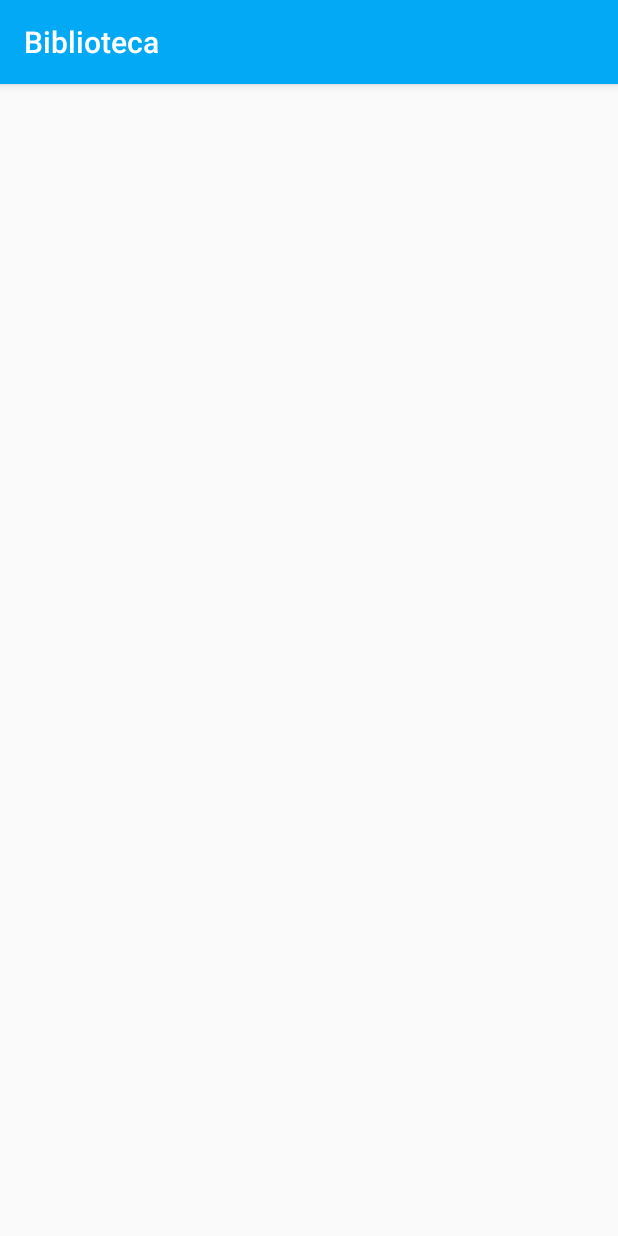
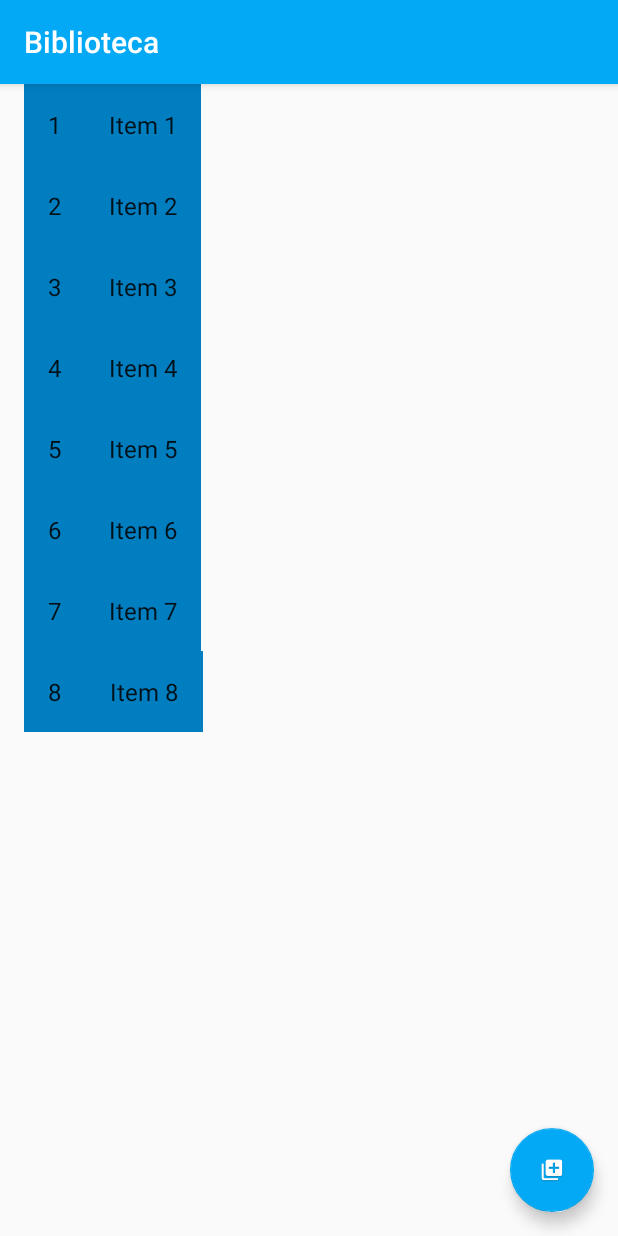
Before and after one commit to Raynor119/Proyecto-de-Biblioteca, an Android app: the devolucion screen opened directly, with no data from a screen before it, on a phone screen of 412 x 824 dp. Run offline under Robolectric (Android 15) with nearby library versions, the phone set to English and light mode, and no system bars.

Commit message:
alpha0.4

```diff
--- a/app/src/main/java/com/pixels/bdpbiblio/ItemDetailFragment.java
+++ b/app/src/main/java/com/pixels/bdpbiblio/ItemDetailFragment.java
@@ -63,7 +63,7 @@ public class ItemDetailFragment extends Fragment {
 
         // Show the dummy content as text in a TextView.
         if (mItem != null) {
-			//Toast.makeText(getActivity(), mItem.details+"", Toast.LENGTH_LONG).show();
+			Toast.makeText(getActivity(), mItem.details+"prestamos", Toast.LENGTH_LONG).show();
             ((TextView) rootView.findViewById(R.id.item_detail)).setText(mItem.details);
         }
 
--- a/app/src/main/java/com/pixels/bdpbiblio/devolucion.java
+++ b/app/src/main/java/com/pixels/bdpbiblio/devolucion.java
@@ -1,12 +1,140 @@
 package com.pixels.bdpbiblio;
-import android.support.v7.app.*;
-import android.os.*;
-public class devolucion extends AppCompatActivity
-{
-	@Override
-    protected void onCreate(Bundle savedInstanceState)
-    {
+
+import android.content.Context;
+import android.content.Intent;
+import android.os.Bundle;
+import android.support.annotation.NonNull;
+import android.support.v7.app.AppCompatActivity;
+import android.support.v7.widget.RecyclerView;
+import android.support.v7.widget.Toolbar;
+import android.support.design.widget.FloatingActionButton;
+import android.support.design.widget.Snackbar;
+import android.view.LayoutInflater;
+import android.view.View;
+import android.view.ViewGroup;
+import android.widget.TextView;
+
+import com.pixels.bdpbiblio.dummy.DummyContent;
+
+import java.util.List;
+
+/**
+ * An activity representing a list of Items. This activity
+ * has different presentations for handset and tablet-size devices. On
+ * handsets, the activity presents a list of items, which when touched,
+ * lead to a {@link ItemDetailActivity} representing
+ * item details. On tablets, the activity presents the list of items and
+ * item details side-by-side using two vertical panes.
+ */
+public class devolucion extends AppCompatActivity {
+
+    /**
+     * Whether or not the activity is in two-pane mode, i.e. running on a tablet
+     * device.
+     */
+    private boolean mTwoPane;
+
+    @Override
+    protected void onCreate(Bundle savedInstanceState) {
         super.onCreate(savedInstanceState);
         setContentView(R.layout.activity_devolucion);
-	}
+
+        Toolbar toolbar = (Toolbar) findViewById(R.id.toolbar);
+        setSupportActionBar(toolbar);
+        toolbar.setTitle(getTitle());
+
+        FloatingActionButton fab = (FloatingActionButton) findViewById(R.id.fab);
+        fab.setOnClickListener(new View.OnClickListener() {
+				@Override
+				public void onClick(View view) {
+					Snackbar.make(view, "Replace with your own action", Snackbar.LENGTH_LONG)
+                        .setAction("Action", null).show();
+				}
+			});
+
+        if (findViewById(R.id.item_detail_container) != null) {
+            // The detail container view will be present only in the
+            // large-screen layouts (res/values-w900dp).
+            // If this view is present, then the
+            // activity should be in two-pane mode.
+            mTwoPane = true;
+        }
+
+        View recyclerView = findViewById(R.id.item_list);
+        assert recyclerView != null;
+        setupRecyclerView((RecyclerView) recyclerView);
+    }
+
+    private void setupRecyclerView(@NonNull RecyclerView recyclerView) {
+        recyclerView.setAdapter(new SimpleItemRecyclerViewAdapter(this, DummyContent.ITEMS, mTwoPane));
+    }
+
+    public static class SimpleItemRecyclerViewAdapter
+	extends RecyclerView.Adapter<SimpleItemRecyclerViewAdapter.ViewHolder> {
+
+        private final devolucion mParentActivity;
+        private final List<DummyContent.DummyItem> mValues;
+        private final boolean mTwoPane;
+        private final View.OnClickListener mOnClickListener = new View.OnClickListener() {
+            @Override
+            public void onClick(View view) {
+                DummyContent.DummyItem item = (DummyContent.DummyItem) view.getTag();
+                if (mTwoPane) {
+                    Bundle arguments = new Bundle();
+                    arguments.putString(ItemDetailFragment1.ARG_ITEM_ID, item.id);
+                    ItemDetailFragment1 fragment = new ItemDetailFragment1();
+                    fragment.setArguments(arguments);
+                    mParentActivity.getSupportFragmentManager().beginTransaction()
+						.replace(R.id.item_detail_container, fragment)
+						.commit();
+                } else {
+                    Context context = view.getContext();
+                    Intent intent = new Intent(context, ItemDetailActivity1.class);
+                    intent.putExtra(ItemDetailFragment1.ARG_ITEM_ID, item.id);
+
+                    context.startActivity(intent);
+                }
+            }
+        };
+
+        SimpleItemRecyclerViewAdapter(devolucion parent,
+                                      List<DummyContent.DummyItem> items,
+                                      boolean twoPane) {
+            mValues = items;
+            mParentActivity = parent;
+            mTwoPane = twoPane;
+        }
+
+        @Override
+        public ViewHolder onCreateViewHolder(ViewGroup parent, int viewType) {
+            View view = LayoutInflater.from(parent.getContext())
+				.inflate(R.layout.item_list_content1, parent, false);
+            return new ViewHolder(view);
+        }
+
+        @Override
+        public void onBindViewHolder(final ViewHolder holder, int position) {
+            holder.mIdView.setText(mValues.get(position).id);
+            holder.mContentView.setText(mValues.get(position).content);
+
+            holder.itemView.setTag(mValues.get(position));
+            holder.itemView.setOnClickListener(mOnClickListener);
+        }
+
+        @Override
+        public int getItemCount() {
+            return mValues.size();
+        }
+
+        class ViewHolder extends RecyclerView.ViewHolder {
+            final TextView mIdView;
+            final TextView mContentView;
+
+            ViewHolder(View view) {
+                super(view);
+                mIdView = (TextView) view.findViewById(R.id.id_text1);
+                mContentView = (TextView) view.findViewById(R.id.content1);
+            }
+        }
+    }
 }
--- a/app/src/main/res/layout-sw600dp/item_list.xml
+++ b/app/src/main/res/layout-sw600dp/item_list.xml
@@ -27,7 +27,7 @@
         android:layout_marginLeft="16dp"
         android:layout_marginRight="16dp"
         app:layoutManager="LinearLayoutManager"
-        tools:context="com.pixels.bdpbiblio.ItemListActivity"
+
         tools:listitem="@layout/item_list_content" />
 
     <FrameLayout
--- a/app/src/main/res/layout/activity_devolucion.xml
+++ b/app/src/main/res/layout/activity_devolucion.xml
@@ -1,6 +1,43 @@
-<LinearLayout xmlns:android="http://schemas.android.com/apk/res/android"
-    android:layout_width="fill_parent"
-    android:layout_height="fill_parent"
-    android:orientation="vertical">
+<?xml version="1.0" encoding="utf-8"?>
+<android.support.design.widget.CoordinatorLayout xmlns:android="http://schemas.android.com/apk/res/android"
+    xmlns:app="http://schemas.android.com/apk/res-auto"
+    xmlns:tools="http://schemas.android.com/tools"
+    android:layout_width="match_parent"
+    android:layout_height="match_parent"
+    android:fitsSystemWindows="true"
+    tools:context=".ItemListActivity">
 
-</LinearLayout>
+    <android.support.design.widget.AppBarLayout
+        android:id="@+id/app_bar"
+        android:layout_width="match_parent"
+        android:layout_height="wrap_content"
+        android:theme="@style/AppTheme.AppBarOverlay">
+
+        <android.support.v7.widget.Toolbar
+            android:id="@+id/toolbar"
+            android:layout_width="match_parent"
+            android:layout_height="?attr/actionBarSize"
+            app:popupTheme="@style/AppTheme.PopupOverlay" />
+
+    </android.support.design.widget.AppBarLayout>
+
+    <FrameLayout
+        android:id="@+id/frameLayout"
+        android:layout_width="match_parent"
+        android:layout_height="match_parent"
+        app:layout_behavior="@string/appbar_scrolling_view_behavior">
+
+        <include layout="@layout/item_list" />
+    </FrameLayout>
+
+    <android.support.design.widget.FloatingActionButton
+		android:theme="@style/AppT"
+        android:id="@+id/fab"
+        android:layout_width="wrap_content"
+        android:layout_height="wrap_content"
+        android:layout_gravity="bottom|end"
+        android:layout_margin="@dimen/fab_margin"
+        app:srcCompat="@mipmap/devoluciones" />
+
+
+</android.support.design.widget.CoordinatorLayout>
--- /dev/null
+++ b/app/src/main/res/layout/item_list_content1.xml
@@ -0,0 +1,23 @@
+<?xml version="1.0" encoding="utf-8"?>
+<LinearLayout
+	xmlns:android="http://schemas.android.com/apk/res/android"
+	android:layout_width="wrap_content"
+	android:layout_height="wrap_content"
+	android:orientation="horizontal"
+	android:background="#007EC0">
+
+	<TextView
+		android:id="@+id/id_text1"
+		android:layout_width="wrap_content"
+		android:layout_height="wrap_content"
+		android:layout_margin="@dimen/text_margin"
+		android:textAppearance="?attr/textAppearanceListItem"/>
+
+	<TextView
+		android:id="@+id/content1"
+		android:layout_width="wrap_content"
+		android:layout_height="wrap_content"
+		android:layout_margin="@dimen/text_margin"
+		android:textAppearance="?attr/textAppearanceListItem"/>
+
+</LinearLayout>
```
Also changed, not shown: app/src/main/AndroidManifest.xml (+13 -4 lines), app/src/main/java/com/pixels/bdpbiblio/ItemDetailActivity.java (+1 -8 lines), app/src/main/java/com/pixels/bdpbiblio/ItemDetailActivity1.java (added, +74 -0 lines), app/src/main/java/com/pixels/bdpbiblio/ItemDetailFragment1.java (added, +72 -0 lines), app/src/main/java/com/pixels/bdpbiblio/prestamo.java (deleted, +0 -12 lines), app/src/main/res/layout/activity_item_detail.xml (+0 -9 lines), app/src/main/res/layout/item_detail1.xml (added, +23 -0 lines), app/src/main/res/layout/item_detail2.xml (added, +23 -0 lines), app/src/main/res/layout/item_list_content2.xml (added, +23 -0 lines), 377 other files.
